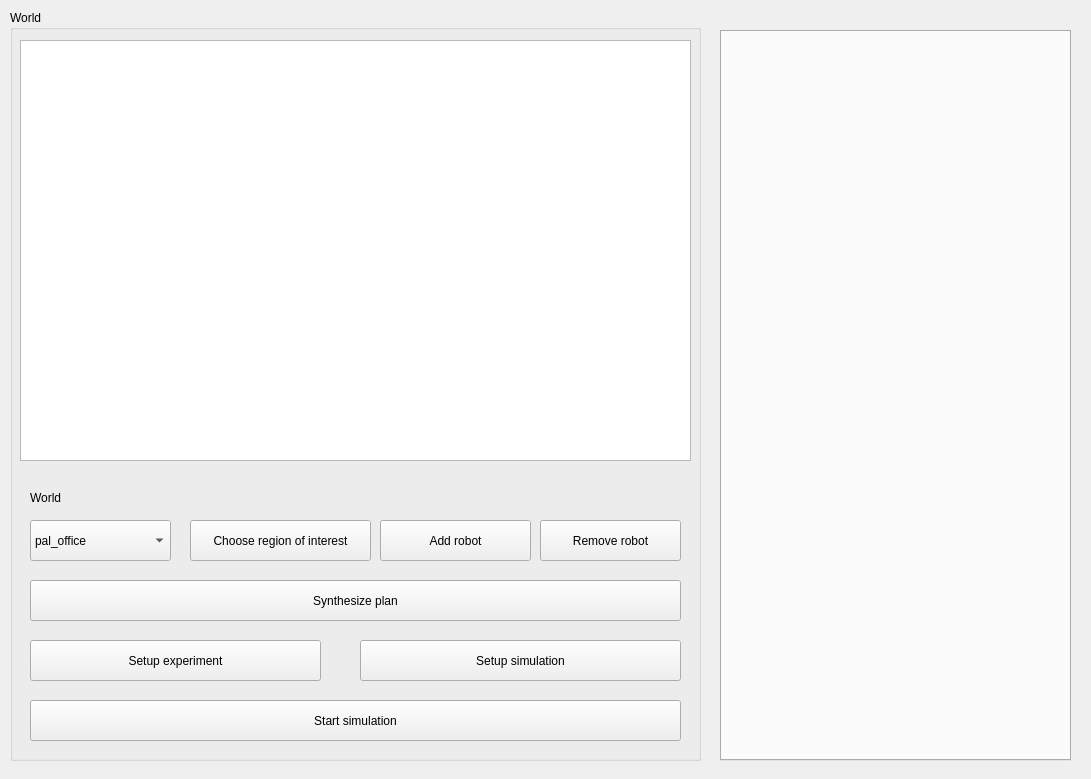
Old version of the form rqt_simulation/resource/SimulationPlugin.ui in the repository KTH-SML/CodeRepositoryTCST.
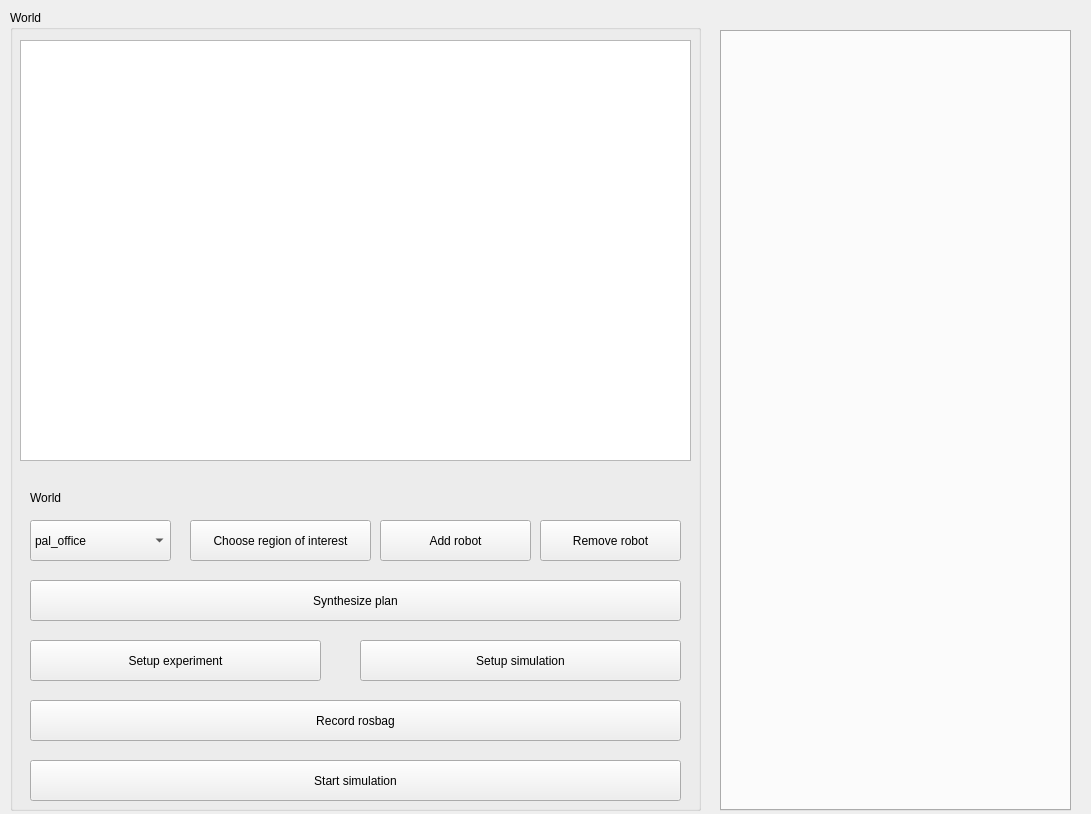
New version of the form.

Commit message: added rosbag logger

```diff
--- a/rqt_simulation/resource/SimulationPlugin.ui
+++ b/rqt_simulation/resource/SimulationPlugin.ui
@@ -7,7 +7,7 @@
     <x>0</x>
     <y>0</y>
     <width>1091</width>
-    <height>779</height>
+    <height>814</height>
    </rect>
   </property>
   <property name="minimumSize">
@@ -25,7 +25,7 @@
      <x>10</x>
      <y>10</y>
      <width>691</width>
-     <height>751</height>
+     <height>801</height>
     </rect>
    </property>
    <property name="title">
@@ -48,7 +48,7 @@
     <property name="geometry">
      <rect>
       <x>20</x>
-      <y>690</y>
+      <y>750</y>
       <width>651</width>
       <height>41</height>
      </rect>
@@ -190,6 +190,19 @@
      <string>Setup experiment</string>
     </property>
    </widget>
+   <widget class="QPushButton" name="button_record_rosbag">
+    <property name="geometry">
+     <rect>
+      <x>20</x>
+      <y>690</y>
+      <width>651</width>
+      <height>41</height>
+     </rect>
+    </property>
+    <property name="text">
+     <string>Record rosbag</string>
+    </property>
+   </widget>
   </widget>
   <widget class="QTabWidget" name="tabWidget">
    <property name="geometry">
@@ -197,7 +210,7 @@
      <x>720</x>
      <y>30</y>
      <width>351</width>
-     <height>731</height>
+     <height>781</height>
     </rect>
    </property>
    <property name="currentIndex">
```
The commit also changes 28 other files.
